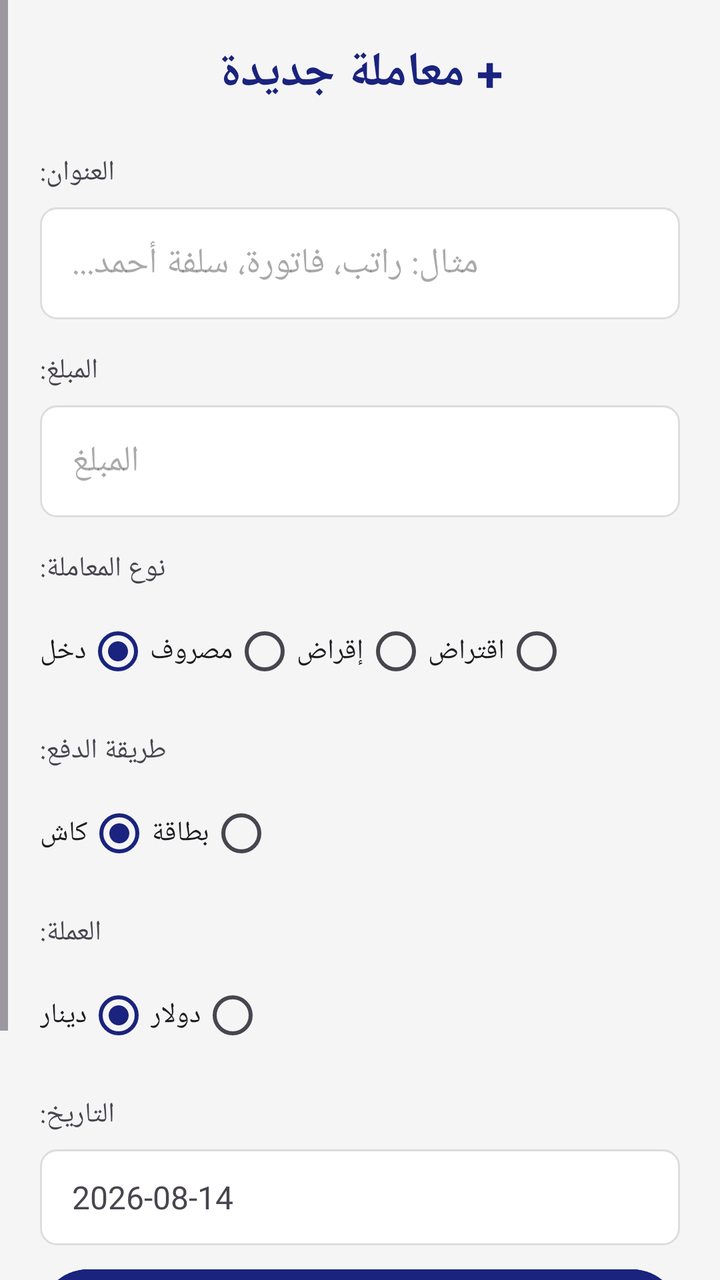
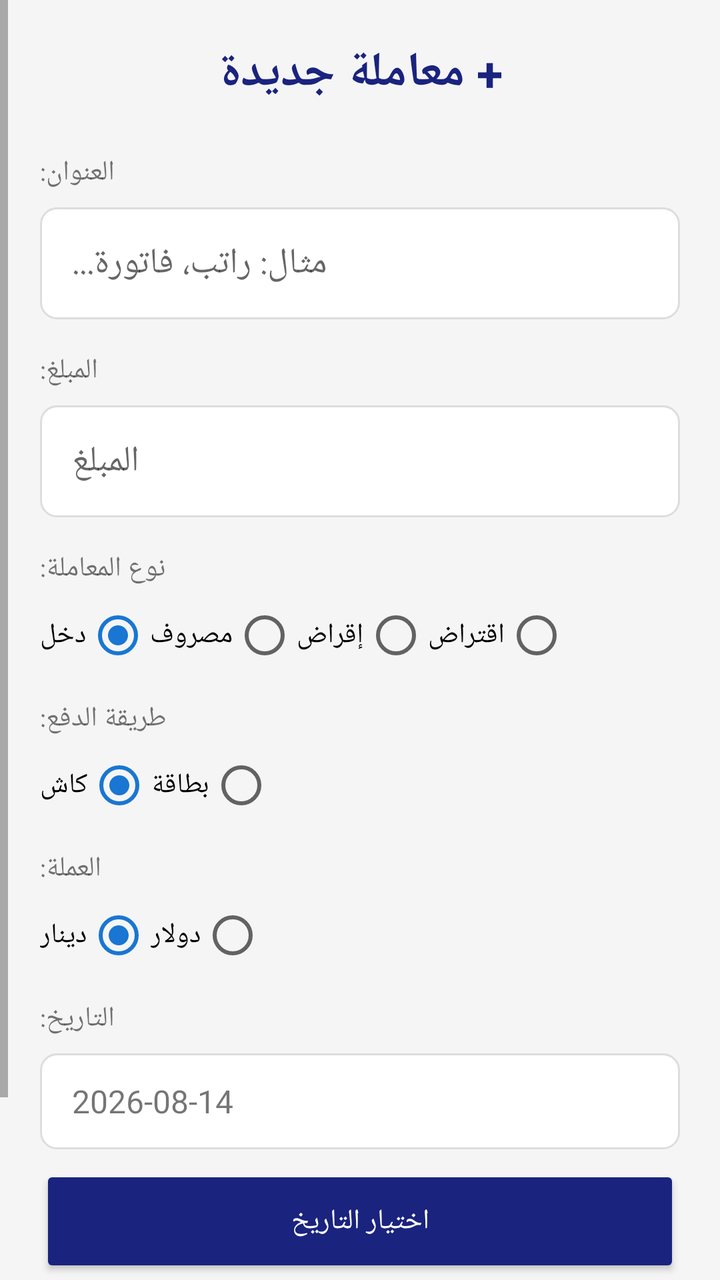

Screens rendered from an Android XML layout before and after an edit, with the pre-edit source and the edit as a unified diff.
<!-- AndroidManifest.xml: application theme Theme.Sijillati -->
<!-- res/layout/activity_add_transaction.xml -->
<?xml version="1.0" encoding="utf-8"?>
<ScrollView xmlns:android="http://schemas.android.com/apk/res/android" android:layout_width="match_parent" android:layout_height="match_parent" android:fillViewport="true" android:background="@color/background">
    <LinearLayout android:layout_width="match_parent" android:layout_height="wrap_content" android:orientation="vertical" android:padding="20dp">
        <TextView android:layout_width="wrap_content" android:layout_height="wrap_content" android:layout_gravity="center" android:text="+ معاملة جديدة" android:textColor="@color/primary" android:textSize="24sp" android:textStyle="bold" />
        <TextView android:layout_width="wrap_content" android:layout_height="wrap_content" android:layout_gravity="end" android:layout_marginTop="24dp" android:text="العنوان:" />
        <EditText android:id="@+id/etTitle" android:layout_width="match_parent" android:layout_height="56dp" android:layout_marginTop="8dp" android:background="@drawable/bg_input" android:hint="مثال: راتب، فاتورة، سلفة أحمد..." android:paddingHorizontal="16dp" android:textAlignment="viewEnd" />
        <TextView android:layout_width="wrap_content" android:layout_height="wrap_content" android:layout_gravity="end" android:layout_marginTop="16dp" android:text="المبلغ:" />
        <EditText android:id="@+id/etAmount" android:layout_width="match_parent" android:layout_height="56dp" android:layout_marginTop="8dp" android:background="@drawable/bg_input" android:hint="المبلغ" android:inputType="numberDecimal" android:paddingHorizontal="16dp" android:textAlignment="viewEnd" />
        <TextView android:layout_width="wrap_content" android:layout_height="wrap_content" android:layout_gravity="end" android:layout_marginTop="16dp" android:text="نوع المعاملة:" />
        <RadioGroup android:id="@+id/rgType" android:layout_width="match_parent" android:layout_height="wrap_content" android:layout_marginTop="8dp" android:orientation="horizontal" android:gravity="end">
            <RadioButton android:id="@+id/rbBorrow" android:layout_width="wrap_content" android:layout_height="wrap_content" android:text="اقتراض" />
            <RadioButton android:id="@+id/rbLend" android:layout_width="wrap_content" android:layout_height="wrap_content" android:text="إقراض" />
            <RadioButton android:id="@+id/rbExpense" android:layout_width="wrap_content" android:layout_height="wrap_content" android:text="مصروف" />
            <RadioButton android:id="@+id/rbIncome" android:layout_width="wrap_content" android:layout_height="wrap_content" android:checked="true" android:text="دخل" />
        </RadioGroup>
        <TextView android:layout_width="wrap_content" android:layout_height="wrap_content" android:layout_gravity="end" android:layout_marginTop="16dp" android:text="طريقة الدفع:" />
        <RadioGroup android:id="@+id/rgPayment" android:layout_width="match_parent" android:layout_height="wrap_content" android:layout_marginTop="8dp" android:gravity="end" android:orientation="horizontal">
            <RadioButton android:id="@+id/rbCard" android:layout_width="wrap_content" android:layout_height="wrap_content" android:text="بطاقة" />
            <RadioButton android:id="@+id/rbCash" android:layout_width="wrap_content" android:layout_height="wrap_content" android:checked="true" android:text="كاش" />
        </RadioGroup>
        <TextView android:layout_width="wrap_content" android:layout_height="wrap_content" android:layout_gravity="end" android:layout_marginTop="16dp" android:text="العملة:" />
        <RadioGroup android:id="@+id/rgCurrency" android:layout_width="match_parent" android:layout_height="wrap_content" android:layout_marginTop="8dp" android:gravity="end" android:orientation="horizontal">
            <RadioButton android:id="@+id/rbUsd" android:layout_width="wrap_content" android:layout_height="wrap_content" android:text="دولار" />
            <RadioButton android:id="@+id/rbIqd" android:layout_width="wrap_content" android:layout_height="wrap_content" android:checked="true" android:text="دينار" />
        </RadioGroup>
        <TextView android:layout_width="wrap_content" android:layout_height="wrap_content" android:layout_gravity="end" android:layout_marginTop="16dp" android:text="التاريخ:" />
        <TextView android:id="@+id/tvDate" android:layout_width="match_parent" android:layout_height="48dp" android:layout_marginTop="8dp" android:background="@drawable/bg_input" android:gravity="center_vertical|end" android:paddingHorizontal="16dp" android:text="2026-08-14" android:textSize="16sp" />
        <Button android:id="@+id/btnPickDate" android:layout_width="match_parent" android:layout_height="56dp" android:layout_marginTop="8dp" android:backgroundTint="@color/primary" android:text="اختيار التاريخ" android:textColor="@color/white" />
        <Button android:id="@+id/btnSave" android:layout_width="match_parent" android:layout_height="56dp" android:layout_marginTop="32dp" android:backgroundTint="@color/primary_dark" android:text="حفظ المعاملة" android:textColor="@color/white" android:textSize="18sp" />
    </LinearLayout>
</ScrollView>
<!-- resources referenced by this layout -->
<resources>
  <color name="background">#F5F5F5</color>
  <color name="primary">#1A237E</color>
  <color name="primary_dark">#0D1642</color>
  <color name="white">#FFFFFF</color>
  <!-- drawable bg_input (drawable) -->
  <?xml version="1.0" encoding="utf-8"?>
  <shape xmlns:android="http://schemas.android.com/apk/res/android" android:shape="rectangle">
      <solid android:color="@color/white" />
      <corners android:radius="8dp" />
      <stroke android:width="1dp" android:color="#DDDDDD" />
  </shape>
  <style name="Theme.Sijillati" parent="Theme.Material3.Light.NoActionBar">
          <item name="colorPrimary">@color/primary</item>
          <item name="colorPrimaryDark">@color/primary_dark</item>
          <item name="colorAccent">@color/accent</item>
          <item name="android:windowBackground">@color/background</item>
          <item name="android:textDirection">rtl</item>
          <item name="android:layoutDirection">rtl</item>
      </style>
  <color name="accent">#1976D2</color>
</resources>

<!-- the commit's change to res/layout/activity_add_transaction.xml (unified diff, before → after) -->
@@ -3,7 +3,7 @@
     <LinearLayout android:layout_width="match_parent" android:layout_height="wrap_content" android:orientation="vertical" android:padding="20dp">
         <TextView android:layout_width="wrap_content" android:layout_height="wrap_content" android:layout_gravity="center" android:text="+ معاملة جديدة" android:textColor="@color/primary" android:textSize="24sp" android:textStyle="bold" />
         <TextView android:layout_width="wrap_content" android:layout_height="wrap_content" android:layout_gravity="end" android:layout_marginTop="24dp" android:text="العنوان:" />
-        <EditText android:id="@+id/etTitle" android:layout_width="match_parent" android:layout_height="56dp" android:layout_marginTop="8dp" android:background="@drawable/bg_input" android:hint="مثال: راتب، فاتورة، سلفة أحمد..." android:paddingHorizontal="16dp" android:textAlignment="viewEnd" />
+        <EditText android:id="@+id/etTitle" android:layout_width="match_parent" android:layout_height="56dp" android:layout_marginTop="8dp" android:background="@drawable/bg_input" android:hint="مثال: راتب، فاتورة..." android:paddingHorizontal="16dp" android:textAlignment="viewEnd" />
         <TextView android:layout_width="wrap_content" android:layout_height="wrap_content" android:layout_gravity="end" android:layout_marginTop="16dp" android:text="المبلغ:" />
         <EditText android:id="@+id/etAmount" android:layout_width="match_parent" android:layout_height="56dp" android:layout_marginTop="8dp" android:background="@drawable/bg_input" android:hint="المبلغ" android:inputType="numberDecimal" android:paddingHorizontal="16dp" android:textAlignment="viewEnd" />
         <TextView android:layout_width="wrap_content" android:layout_height="wrap_content" android:layout_gravity="end" android:layout_marginTop="16dp" android:text="نوع المعاملة:" />
<!-- resource entries referenced after the edit -->
@@ -11,7 +11,7 @@
       <corners android:radius="8dp" />
       <stroke android:width="1dp" android:color="#DDDDDD" />
   </shape>
-  <style name="Theme.Sijillati" parent="Theme.Material3.Light.NoActionBar">
+  <style name="Theme.Sijillati" parent="Theme.AppCompat.Light.NoActionBar">
           <item name="colorPrimary">@color/primary</item>
           <item name="colorPrimaryDark">@color/primary_dark</item>
           <item name="colorAccent">@color/accent</item>
